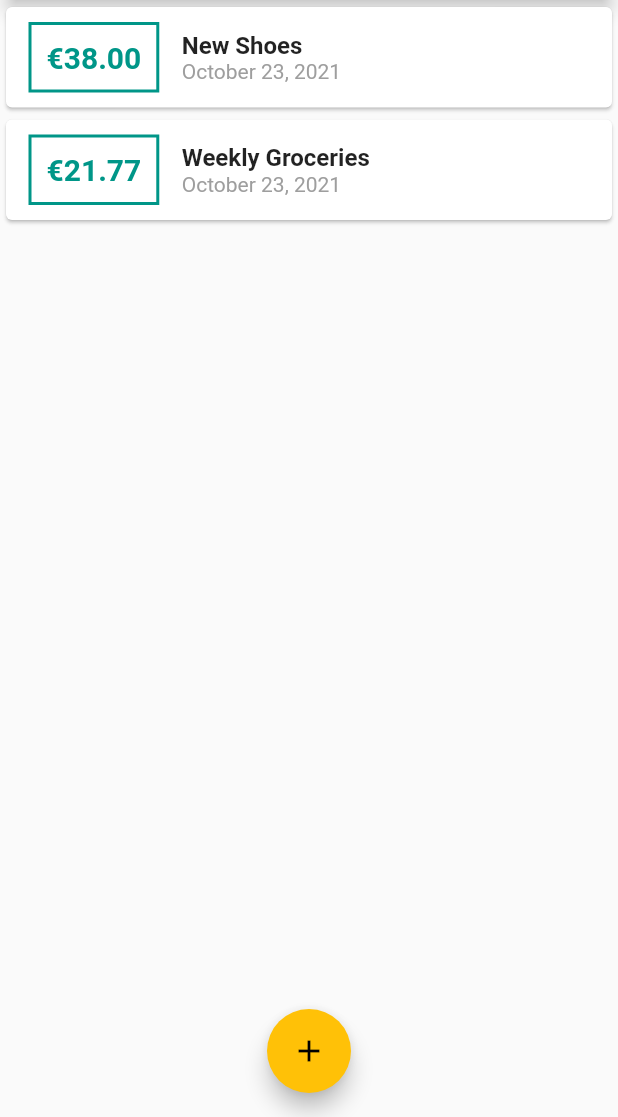
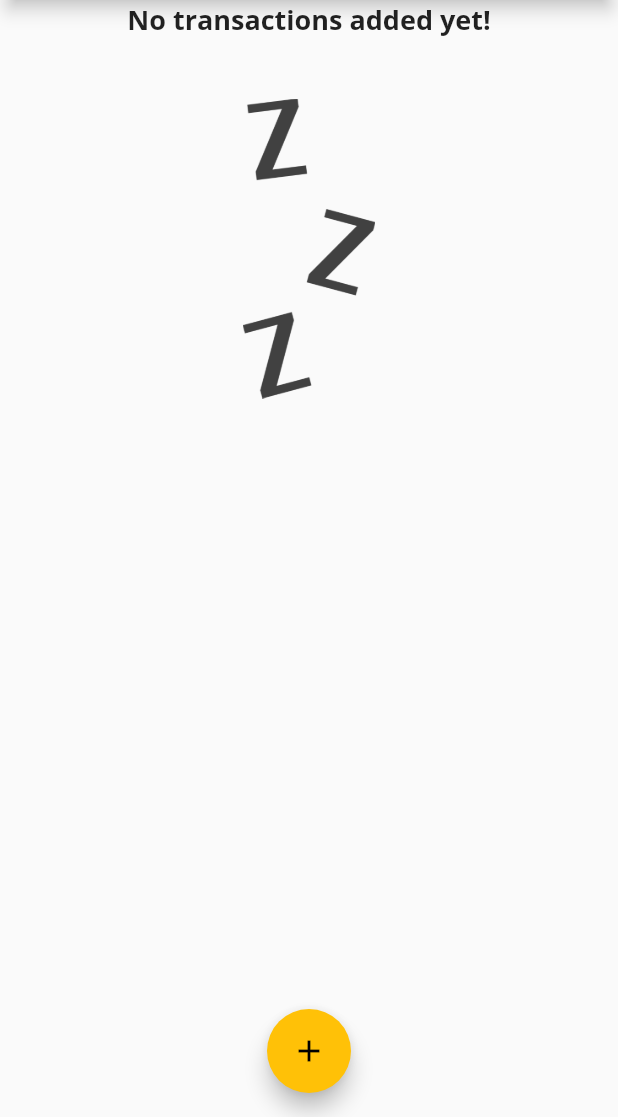
Before and after one commit to Charizard17/expense_planner, a Flutter app: the screen it shows after launch, on a phone screen of 412 x 824 dp, the part 119-1236 px from its top. Run offline on Flutter 3.47's test engine with Material 2 defaults, Android fonts, the phone set to English and light mode, and no system bars.

Commit message:
waiting image added. show image, if transaction list is empty

```diff
--- a/lib/main.dart
+++ b/lib/main.dart
@@ -42,18 +42,18 @@ class MyHomePage extends StatefulWidget {
 
 class _MyHomePageState extends State<MyHomePage> {
   final List<Transaction> _userTransactions = [
-    Transaction(
-      id: 't1',
-      title: 'New Shoes',
-      amount: 38.00,
-      date: DateTime.now(),
-    ),
-    Transaction(
-      id: 't2',
-      title: 'Weekly Groceries',
-      amount: 21.77,
-      date: DateTime.now(),
-    ),
+    // Transaction(
+    //   id: 't1',
+    //   title: 'New Shoes',
+    //   amount: 38.00,
+    //   date: DateTime.now(),
+    // ),
+    // Transaction(
+    //   id: 't2',
+    //   title: 'Weekly Groceries',
+    //   amount: 21.77,
+    //   date: DateTime.now(),
+    // ),
   ];
 
   void _addNewTransaction(String txTitle, double txAmount) {
--- a/lib/widgets/transaction_list.dart
+++ b/lib/widgets/transaction_list.dart
@@ -12,7 +12,26 @@ class TransactionList extends StatelessWidget {
   Widget build(BuildContext context) {
     return Container(
       height: 300,
-      child: ListView.builder(
+      child: transactions.isEmpty
+          ? Column(
+              children: <Widget>[
+                Text(
+                  'No transactions added yet!',
+                  style: Theme.of(context).textTheme.headline6,
+                ),
+                SizedBox(
+                  height: 40,
+                ),
+                Container(
+                  height: 200,
+                  child: Image.asset(
+                    'assets/images/waiting.png',
+                    fit: BoxFit.cover,
+                  ),
+                ),
+              ],
+            )
+          : ListView.builder(
               itemBuilder: (context, index) {
                 return Card(
                   child: Row(
@@ -49,7 +68,9 @@ class TransactionList extends StatelessWidget {
                             ),
                           ),
                           Text(
-                      DateFormat().add_yMMMMd().format(transactions[index].date),
+                            DateFormat()
+                                .add_yMMMMd()
+                                .format(transactions[index].date),
                             style: TextStyle(
                               color: Colors.grey,
                             ),
--- a/pubspec.yaml
+++ b/pubspec.yaml
@@ -59,8 +59,8 @@ flutter:
   uses-material-design: true
 
   # To add assets to your application, add an assets section, like this:
-  # assets:
-  #   - images/a_dot_burr.jpeg
+  assets:
+    - assets/images/waiting.png
   #   - images/a_dot_ham.jpeg
 
   # An image asset can refer to one or more resolution-specific "variants", see
```
Also changed, not shown: assets/images/waiting.png (added). Lines whose indentation alone changed are shown as unchanged.
